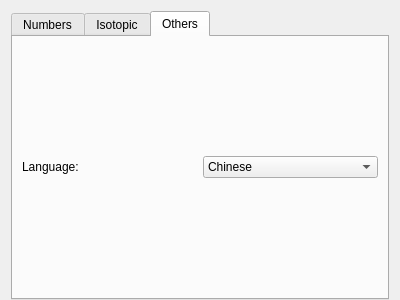
Old version of the form src/component/framesettings.ui in the repository zwpwjwtz/MassCalculator.
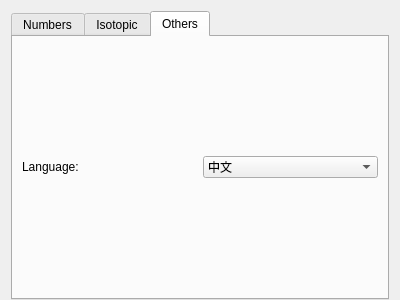
New version of the form. The open tabs and pages were chosen to show the change.

```diff
--- a/src/component/framesettings.ui
+++ b/src/component/framesettings.ui
@@ -293,7 +293,7 @@
           <widget class="QComboBox" name="comboLanguage">
            <item>
             <property name="text">
-             <string>Chinese</string>
+             <string notr="true">中文</string>
             </property>
            </item>
            <item>
```
Left out of the diff: 2 changed lines with no effect on the pictures.
